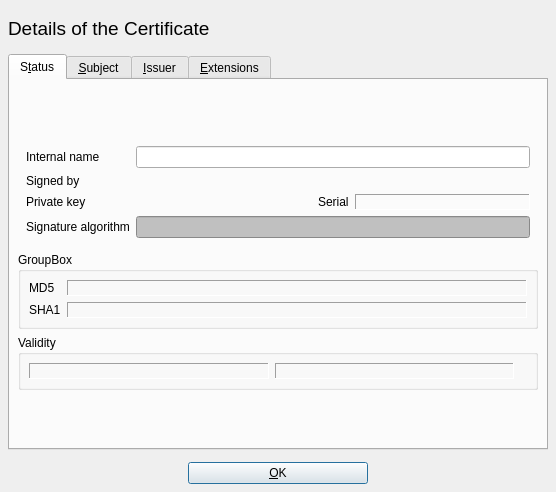
Qt form ui/CertDetail.ui (chris2511/xca) before a commit.
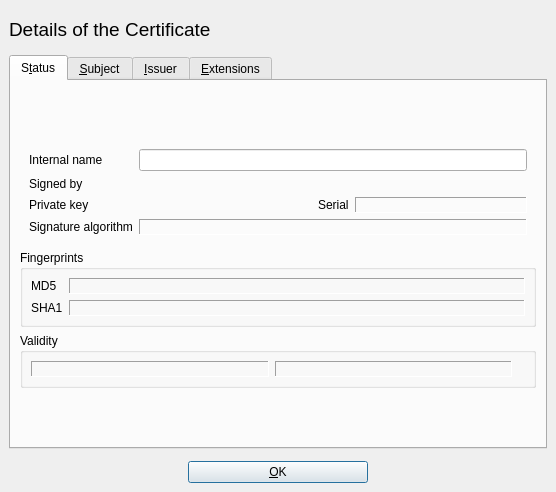
The same form after that commit. Custom widgets are drawn as their Qt base class.

Commit message: fix typo in cert details and switch hash-algo from LineEdit to Label for consistency

What changed in the file:
```diff
--- a/ui/CertDetail.ui
+++ b/ui/CertDetail.ui
@@ -14,7 +14,7 @@
   </property>
   <layout class="QVBoxLayout" >
    <property name="margin" >
-    <number>8</number>
+    <number>9</number>
    </property>
    <property name="spacing" >
     <number>6</number>
@@ -93,7 +93,7 @@
       </attribute>
       <layout class="QVBoxLayout" >
        <property name="margin" >
-        <number>8</number>
+        <number>9</number>
        </property>
        <property name="spacing" >
         <number>6</number>
@@ -121,541 +121,21 @@
          </property>
          <layout class="QGridLayout" >
           <property name="margin" >
-           <number>8</number>
+           <number>9</number>
           </property>
           <property name="spacing" >
            <number>6</number>
           </property>
-          <item row="2" column="0" >
-           <widget class="QLabel" name="TextLabel6" >
-            <property name="text" >
-             <string>Private key</string>
-            </property>
-           </widget>
-          </item>
-          <item row="1" column="0" >
-           <widget class="QLabel" name="TextLabel4" >
-            <property name="text" >
-             <string>Signed by</string>
-            </property>
-           </widget>
-          </item>
-          <item row="3" column="0" >
-           <widget class="QLabel" name="TextLabel1_2_2" >
-            <property name="text" >
-             <string>Signature algorithm</string>
-            </property>
-           </widget>
-          </item>
-          <item row="1" column="1" >
-           <layout class="QHBoxLayout" >
-            <property name="margin" >
-             <number>0</number>
-            </property>
-            <property name="spacing" >
-             <number>6</number>
-            </property>
-            <item>
-             <widget class="ClickLabel" name="signCert" />
-            </item>
-            <item>
-             <widget class="ClickLabel" name="trustState" >
-              <property name="sizePolicy" >
-               <sizepolicy>
-                <hsizetype>13</hsizetype>
-                <vsizetype>13</vsizetype>
-                <horstretch>0</horstretch>
-                <verstretch>0</verstretch>
-               </sizepolicy>
-              </property>
-             </widget>
-            </item>
-           </layout>
-          </item>
-          <item row="0" column="0" >
-           <widget class="QLabel" name="TextLabel2" >
-            <property name="text" >
-             <string>Internal name</string>
-            </property>
-           </widget>
-          </item>
           <item row="3" column="1" >
-           <widget class="QLineEdit" name="sigAlgo" >
-            <property name="palette" >
-             <palette>
-              <active>
-               <colorrole role="WindowText" >
-                <brush brushstyle="SolidPattern" >
-                 <color alpha="255" >
-                  <red>128</red>
-                  <green>128</green>
-                  <blue>128</blue>
-                 </color>
-                </brush>
-               </colorrole>
-               <colorrole role="Button" >
-                <brush brushstyle="SolidPattern" >
-                 <color alpha="255" >
-                  <red>192</red>
-                  <green>192</green>
-                  <blue>192</blue>
-                 </color>
-                </brush>
-               </colorrole>
-               <colorrole role="Light" >
-                <brush brushstyle="SolidPattern" >
-                 <color alpha="255" >
-                  <red>255</red>
-                  <green>255</green>
-                  <blue>255</blue>
-                 </color>
-                </brush>
-               </colorrole>
-               <colorrole role="Midlight" >
-                <brush brushstyle="SolidPattern" >
-                 <color alpha="255" >
-                  <red>223</red>
-                  <green>223</green>
-                  <blue>223</blue>
-                 </color>
-                </brush>
-               </colorrole>
-               <colorrole role="Dark" >
-                <brush brushstyle="SolidPattern" >
-                 <color alpha="255" >
-                  <red>128</red>
-                  <green>128</green>
-                  <blue>128</blue>
-                 </color>
-                </brush>
-               </colorrole>
-               <colorrole role="Mid" >
-                <brush brushstyle="SolidPattern" >
-                 <color alpha="255" >
-                  <red>160</red>
-                  <green>160</green>
-                  <blue>164</blue>
-                 </color>
-                </brush>
-               </colorrole>
-               <colorrole role="Text" >
-                <brush brushstyle="SolidPattern" >
-                 <color alpha="255" >
-                  <red>128</red>
-                  <green>128</green>
-                  <blue>128</blue>
-                 </color>
-                </brush>
-               </colorrole>
-               <colorrole role="BrightText" >
-                <brush brushstyle="SolidPattern" >
-                 <color alpha="255" >
-                  <red>255</red>
-                  <green>255</green>
-                  <blue>255</blue>
-                 </color>
-                </brush>
-               </colorrole>
-               <colorrole role="ButtonText" >
-                <brush brushstyle="SolidPattern" >
-                 <color alpha="255" >
-                  <red>128</red>
-                  <green>128</green>
-                  <blue>128</blue>
-                 </color>
-                </brush>
-               </colorrole>
-               <colorrole role="Base" >
-                <brush brushstyle="SolidPattern" >
-                 <color alpha="255" >
-                  <red>192</red>
-                  <green>192</green>
-                  <blue>192</blue>
-                 </color>
-                </brush>
-               </colorrole>
-               <colorrole role="Window" >
-                <brush brushstyle="SolidPattern" >
-                 <color alpha="255" >
-                  <red>192</red>
-                  <green>192</green>
-                  <blue>192</blue>
-                 </color>
-                </brush>
-               </colorrole>
-               <colorrole role="Shadow" >
-                <brush brushstyle="SolidPattern" >
-                 <color alpha="255" >
-                  <red>0</red>
-                  <green>0</green>
-                  <blue>0</blue>
-                 </color>
-                </brush>
-               </colorrole>
-               <colorrole role="Highlight" >
-                <brush brushstyle="SolidPattern" >
-                 <color alpha="255" >
-                  <red>0</red>
-                  <green>0</green>
-                  <blue>128</blue>
-                 </color>
-                </brush>
-               </colorrole>
-               <colorrole role="HighlightedText" >
-                <brush brushstyle="SolidPattern" >
-                 <color alpha="255" >
-                  <red>255</red>
-                  <green>255</green>
-                  <blue>255</blue>
-                 </color>
-                </brush>
-               </colorrole>
-               <colorrole role="Link" >
-                <brush brushstyle="SolidPattern" >
-                 <color alpha="255" >
-                  <red>0</red>
-                  <green>0</green>
-                  <blue>255</blue>
-                 </color>
-                </brush>
-               </colorrole>
-               <colorrole role="LinkVisited" >
-                <brush brushstyle="SolidPattern" >
-                 <color alpha="255" >
-                  <red>255</red>
-                  <green>0</green>
-                  <blue>255</blue>
-                 </color>
-                </brush>
-               </colorrole>
-               <colorrole role="AlternateBase" >
-                <brush brushstyle="SolidPattern" >
-                 <color alpha="255" >
-                  <red>231</red>
-                  <green>231</green>
-                  <blue>231</blue>
-                 </color>
-                </brush>
-               </colorrole>
-              </active>
-              <inactive>
-               <colorrole role="WindowText" >
-                <brush brushstyle="SolidPattern" >
-                 <color alpha="255" >
-                  <red>128</red>
-                  <green>128</green>
-                  <blue>128</blue>
-                 </color>
-                </brush>
-               </colorrole>
-               <colorrole role="Button" >
-                <brush brushstyle="SolidPattern" >
-                 <color alpha="255" >
-                  <red>192</red>
-                  <green>192</green>
-                  <blue>192</blue>
-                 </color>
-                </brush>
-               </colorrole>
-               <colorrole role="Light" >
-                <brush brushstyle="SolidPattern" >
-                 <color alpha="255" >
-                  <red>255</red>
-                  <green>255</green>
-                  <blue>255</blue>
-                 </color>
-                </brush>
-               </colorrole>
-               <colorrole role="Midlight" >
-                <brush brushstyle="SolidPattern" >
-                 <color alpha="255" >
-                  <red>223</red>
-                  <green>223</green>
-                  <blue>223</blue>
-                 </color>
-                </brush>
-               </colorrole>
-               <colorrole role="Dark" >
-                <brush brushstyle="SolidPattern" >
-                 <color alpha="255" >
-                  <red>128</red>
-                  <green>128</green>
-                  <blue>128</blue>
-                 </color>
-                </brush>
-               </colorrole>
-               <colorrole role="Mid" >
-                <brush brushstyle="SolidPattern" >
-                 <color alpha="255" >
-                  <red>160</red>
-                  <green>160</green>
-                  <blue>164</blue>
-                 </color>
-                </brush>
-               </colorrole>
-               <colorrole role="Text" >
-                <brush brushstyle="SolidPattern" >
-                 <color alpha="255" >
-                  <red>128</red>
-                  <green>128</green>
-                  <blue>128</blue>
-                 </color>
-                </brush>
-               </colorrole>
-               <colorrole role="BrightText" >
-                <brush brushstyle="SolidPattern" >
-                 <color alpha="255" >
-                  <red>255</red>
-                  <green>255</green>
-                  <blue>255</blue>
-                 </color>
-                </brush>
-               </colorrole>
-               <colorrole role="ButtonText" >
-                <brush brushstyle="SolidPattern" >
-                 <color alpha="255" >
-                  <red>128</red>
-                  <green>128</green>
-                  <blue>128</blue>
-                 </color>
-                </brush>
-               </colorrole>
-               <colorrole role="Base" >
-                <brush brushstyle="SolidPattern" >
-                 <color alpha="255" >
-                  <red>192</red>
-                  <green>192</green>
-                  <blue>192</blue>
-                 </color>
-                </brush>
-               </colorrole>
-               <colorrole role="Window" >
-                <brush brushstyle="SolidPattern" >
-                 <color alpha="255" >
-                  <red>192</red>
-                  <green>192</green>
-                  <blue>192</blue>
-                 </color>
-                </brush>
-               </colorrole>
-               <colorrole role="Shadow" >
-                <brush brushstyle="SolidPattern" >
-                 <color alpha="255" >
-                  <red>0</red>
-                  <green>0</green>
-                  <blue>0</blue>
-                 </color>
-                </brush>
-               </colorrole>
-               <colorrole role="Highlight" >
-                <brush brushstyle="SolidPattern" >
-                 <color alpha="255" >
-                  <red>0</red>
-                  <green>0</green>
-                  <blue>128</blue>
-                 </color>
-                </brush>
-               </colorrole>
-               <colorrole role="HighlightedText" >
-                <brush brushstyle="SolidPattern" >
-                 <color alpha="255" >
-                  <red>255</red>
-                  <green>255</green>
-                  <blue>255</blue>
-                 </color>
-                </brush>
-               </colorrole>
-               <colorrole role="Link" >
-                <brush brushstyle="SolidPattern" >
-                 <color alpha="255" >
-                  <red>0</red>
-                  <green>0</green>
-                  <blue>255</blue>
-                 </color>
-                </brush>
-               </colorrole>
-               <colorrole role="LinkVisited" >
-                <brush brushstyle="SolidPattern" >
-                 <color alpha="255" >
-                  <red>255</red>
-                  <green>0</green>
-                  <blue>255</blue>
-                 </color>
-                </brush>
-               </colorrole>
-               <colorrole role="AlternateBase" >
-                <brush brushstyle="SolidPattern" >
-                 <color alpha="255" >
-                  <red>231</red>
-                  <green>231</green>
-                  <blue>231</blue>
-                 </color>
-                </brush>
-               </colorrole>
-              </inactive>
-              <disabled>
-               <colorrole role="WindowText" >
-                <brush brushstyle="SolidPattern" >
-                 <color alpha="255" >
-                  <red>128</red>
-                  <green>128</green>
-                  <blue>128</blue>
-                 </color>
-                </brush>
-               </colorrole>
-               <colorrole role="Button" >
-                <brush brushstyle="SolidPattern" >
-                 <color alpha="255" >
-                  <red>192</red>
-                  <green>192</green>
-                  <blue>192</blue>
-                 </color>
-                </brush>
-               </colorrole>
-               <colorrole role="Light" >
-                <brush brushstyle="SolidPattern" >
-                 <color alpha="255" >
-                  <red>255</red>
-                  <green>255</green>
-                  <blue>255</blue>
-                 </color>
-                </brush>
-               </colorrole>
-               <colorrole role="Midlight" >
-                <brush brushstyle="SolidPattern" >
-                 <color alpha="255" >
-                  <red>223</red>
-                  <green>223</green>
-                  <blue>223</blue>
-                 </color>
-                </brush>
-               </colorrole>
-               <colorrole role="Dark" >
-                <brush brushstyle="SolidPattern" >
-                 <color alpha="255" >
-                  <red>128</red>
-                  <green>128</green>
-                  <blue>128</blue>
-                 </color>
-                </brush>
-               </colorrole>
-               <colorrole role="Mid" >
-                <brush brushstyle="SolidPattern" >
-                 <color alpha="255" >
-                  <red>160</red>
-                  <green>160</green>
-                  <blue>164</blue>
-                 </color>
-                </brush>
-               </colorrole>
-               <colorrole role="Text" >
-                <brush brushstyle="SolidPattern" >
-                 <color alpha="255" >
-                  <red>128</red>
-                  <green>128</green>
-                  <blue>128</blue>
-                 </color>
-                </brush>
-               </colorrole>
-               <colorrole role="BrightText" >
-                <brush brushstyle="SolidPattern" >
-                 <color alpha="255" >
-                  <red>255</red>
-                  <green>255</green>
-                  <blue>255</blue>
-                 </color>
-                </brush>
-               </colorrole>
-               <colorrole role="ButtonText" >
-                <brush brushstyle="SolidPattern" >
-                 <color alpha="255" >
-                  <red>128</red>
-                  <green>128</green>
-                  <blue>128</blue>
-                 </color>
-                </brush>
-               </colorrole>
-               <colorrole role="Base" >
-                <brush brushstyle="SolidPattern" >
-                 <color alpha="255" >
-                  <red>192</red>
-                  <green>192</green>
-                  <blue>192</blue>
-                 </color>
-                </brush>
-               </colorrole>
-               <colorrole role="Window" >
-                <brush brushstyle="SolidPattern" >
-                 <color alpha="255" >
-                  <red>192</red>
-                  <green>192</green>
-                  <blue>192</blue>
-                 </color>
-                </brush>
-               </colorrole>
-               <colorrole role="Shadow" >
-                <brush brushstyle="SolidPattern" >
-                 <color alpha="255" >
-                  <red>0</red>
-                  <green>0</green>
-                  <blue>0</blue>
-                 </color>
-                </brush>
-               </colorrole>
-               <colorrole role="Highlight" >
-                <brush brushstyle="SolidPattern" >
-                 <color alpha="255" >
-                  <red>0</red>
-                  <green>0</green>
-                  <blue>128</blue>
-                 </color>
-                </brush>
-               </colorrole>
-               <colorrole role="HighlightedText" >
-                <brush brushstyle="SolidPattern" >
-                 <color alpha="255" >
-                  <red>255</red>
-                  <green>255</green>
-                  <blue>255</blue>
-                 </color>
-                </brush>
-               </colorrole>
-               <colorrole role="Link" >
-                <brush brushstyle="SolidPattern" >
-                 <color alpha="255" >
-                  <red>0</red>
-                  <green>0</green>
-                  <blue>255</blue>
-                 </color>
-                </brush>
-               </colorrole>
-               <colorrole role="LinkVisited" >
-                <brush brushstyle="SolidPattern" >
-                 <color alpha="255" >
-                  <red>255</red>
-                  <green>0</green>
-                  <blue>255</blue>
-                 </color>
-                </brush>
-               </colorrole>
-               <colorrole role="AlternateBase" >
-                <brush brushstyle="SolidPattern" >
-                 <color alpha="255" >
-                  <red>231</red>
-                  <green>231</green>
-                  <blue>231</blue>
-                 </color>
-                </brush>
-               </colorrole>
-              </disabled>
-             </palette>
+           <widget class="QLabel" name="sigAlgo" >
+            <property name="frameShape" >
+             <enum>QFrame::Panel</enum>
             </property>
-           </widget>
-          </item>
-          <item row="0" column="1" >
-           <widget class="QLineEdit" name="descr" >
-            <property name="toolTip" >
-             <string>The internal name of the certificate in the database</string>
+            <property name="frameShadow" >
+             <enum>QFrame::Sunken</enum>
+            </property>
+            <property name="text" >
+             <string/>
             </property>
            </widget>
           </item>
@@ -717,13 +197,73 @@
             </item>
            </layout>
           </item>
+          <item row="0" column="1" >
+           <widget class="QLineEdit" name="descr" >
+            <property name="toolTip" >
+             <string>The internal name of the certificate in the database</string>
+            </property>
+           </widget>
+          </item>
+          <item row="0" column="0" >
+           <widget class="QLabel" name="TextLabel2" >
+            <property name="text" >
+             <string>Internal name</string>
+            </property>
+           </widget>
+          </item>
+          <item row="1" column="1" >
+           <layout class="QHBoxLayout" >
+            <property name="margin" >
+             <number>0</number>
+            </property>
+            <property name="spacing" >
+             <number>6</number>
+            </property>
+            <item>
+             <widget class="ClickLabel" name="signCert" />
+            </item>
+            <item>
+             <widget class="ClickLabel" name="trustState" >
+              <property name="sizePolicy" >
+               <sizepolicy>
+                <hsizetype>13</hsizetype>
+                <vsizetype>13</vsizetype>
+                <horstretch>0</horstretch>
+                <verstretch>0</verstretch>
+               </sizepolicy>
+              </property>
+             </widget>
+            </item>
+           </layout>
+          </item>
+          <item row="3" column="0" >
+           <widget class="QLabel" name="TextLabel1_2_2" >
+            <property name="text" >
+             <string>Signature algorithm</string>
+            </property>
+           </widget>
+          </item>
+          <item row="1" column="0" >
+           <widget class="QLabel" name="TextLabel4" >
+            <property name="text" >
+             <string>Signed by</string>
+            </property>
+           </widget>
+          </item>
+          <item row="2" column="0" >
+           <widget class="QLabel" name="TextLabel6" >
+            <property name="text" >
+             <string>Private key</string>
+            </property>
+           </widget>
+          </item>
          </layout>
         </widget>
        </item>
        <item>
         <widget class="QGroupBox" name="groupBox_3" >
          <property name="title" >
-          <string>GroupBox</string>
+          <string>Fingerprints</string>
          </property>
          <layout class="QGridLayout" >
           <property name="margin" >
@@ -984,17 +524,17 @@
   </layout>
  </widget>
  <customwidgets>
-  <customwidget>
-   <class>ClickLabel</class>
-   <extends>QLabel</extends>
-   <header>widgets/clicklabel.h</header>
-  </customwidget>
   <customwidget>
    <class>DistName</class>
    <extends>QWidget</extends>
    <header>widgets/distname.h</header>
    <container>1</container>
   </customwidget>
+  <customwidget>
+   <class>ClickLabel</class>
+   <extends>QLabel</extends>
+   <header>widgets/clicklabel.h</header>
+  </customwidget>
  </customwidgets>
  <resources/>
  <connections>
```
The commit also changes 3 other files.
